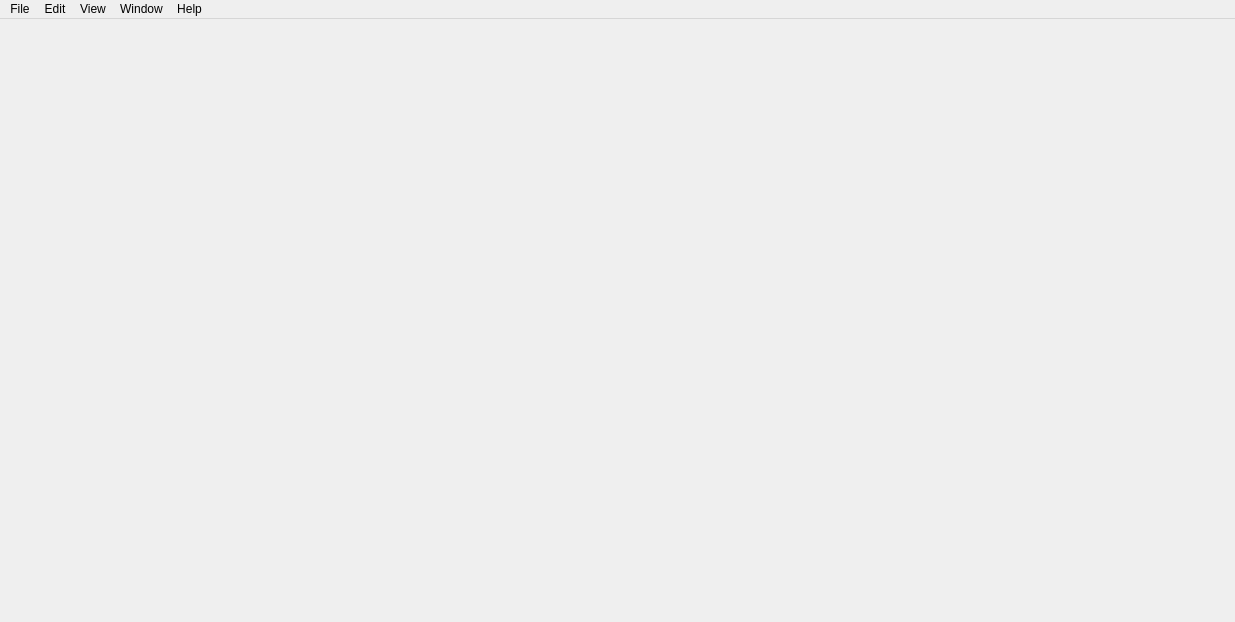
Above: src/gui/videoeditor.ui from vrushank-agrawal/CSE201-VCREST- before the change. Below: the same form after it.
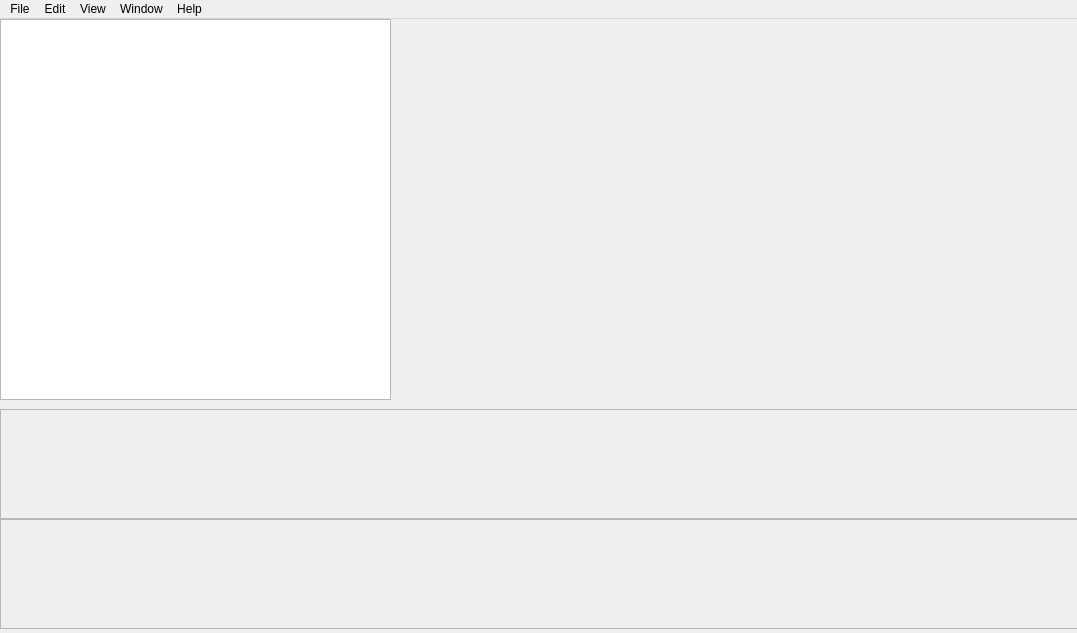
That is the form after the change.

Commit message: added basic gui structure

The edit to the form file:
```diff
--- a/src/gui/videoeditor.ui
+++ b/src/gui/videoeditor.ui
@@ -6,20 +6,73 @@
    <rect>
     <x>0</x>
     <y>0</y>
-    <width>1235</width>
-    <height>622</height>
+    <width>1077</width>
+    <height>633</height>
    </rect>
   </property>
   <property name="windowTitle">
    <string>VideoEditor</string>
   </property>
-  <widget class="QWidget" name="centralwidget"/>
+  <widget class="QWidget" name="centralwidget">
+   <widget class="QFrame" name="frame_2">
+    <property name="geometry">
+     <rect>
+      <x>0</x>
+      <y>499</y>
+      <width>1081</width>
+      <height>111</height>
+     </rect>
+    </property>
+    <property name="frameShape">
+     <enum>QFrame::StyledPanel</enum>
+    </property>
+    <property name="frameShadow">
+     <enum>QFrame::Raised</enum>
+    </property>
+   </widget>
+   <widget class="QFrame" name="frame_3">
+    <property name="geometry">
+     <rect>
+      <x>0</x>
+      <y>390</y>
+      <width>1081</width>
+      <height>111</height>
+     </rect>
+    </property>
+    <property name="frameShape">
+     <enum>QFrame::StyledPanel</enum>
+    </property>
+    <property name="frameShadow">
+     <enum>QFrame::Raised</enum>
+    </property>
+   </widget>
+   <widget class="QListView" name="listView">
+    <property name="geometry">
+     <rect>
+      <x>0</x>
+      <y>0</y>
+      <width>391</width>
+      <height>381</height>
+     </rect>
+    </property>
+   </widget>
+   <widget class="QWidget" name="widget" native="true">
+    <property name="geometry">
+     <rect>
+      <x>400</x>
+      <y>0</y>
+      <width>671</width>
+      <height>381</height>
+     </rect>
+    </property>
+   </widget>
+  </widget>
   <widget class="QMenuBar" name="menuBar">
    <property name="geometry">
     <rect>
      <x>0</x>
      <y>0</y>
-     <width>1235</width>
+     <width>1077</width>
      <height>20</height>
     </rect>
    </property>
```
The commit also changes 4 other files.
